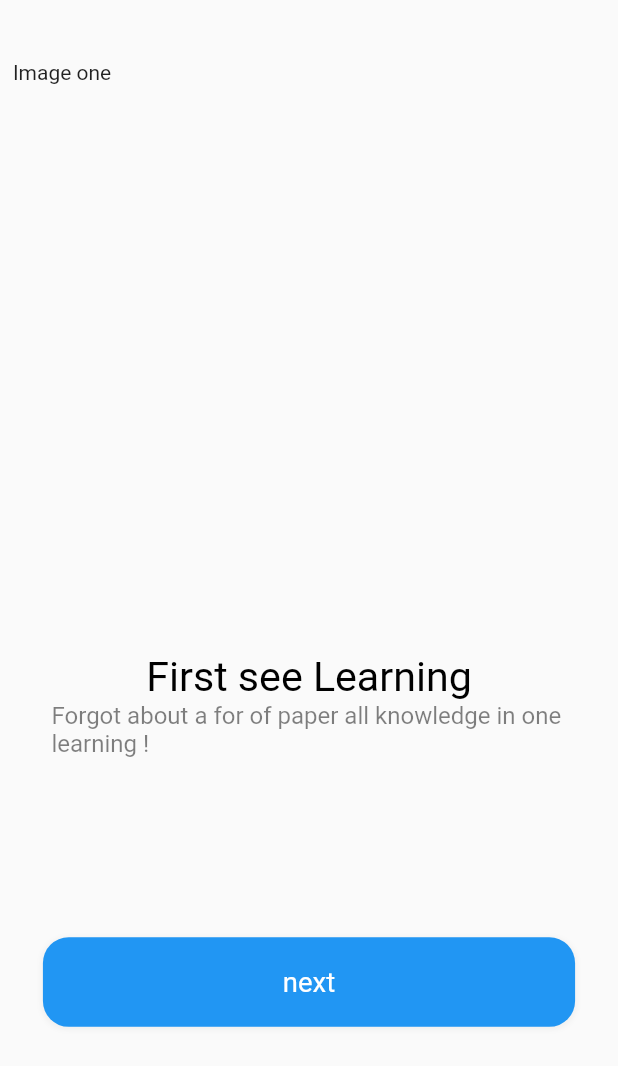
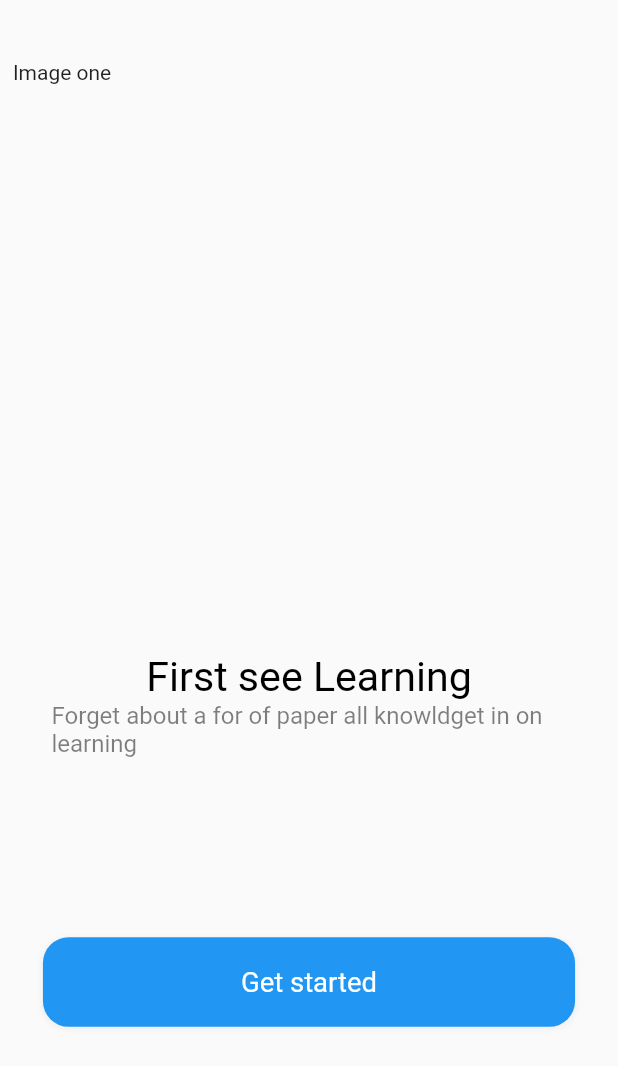
Before and after one commit to SinaHajipooor/Bloc-Pattern, a Flutter app: the screen it shows after launch, swiped to page 3, on a phone screen of 412 x 824 dp. Shown: the top 1066 px of the screen. Run offline on Flutter 3.47's test engine with Material 2 defaults, Android fonts, the phone set to English and light mode, and no system bars; our stand-ins replace flutter_screenutil.

Commit message:
pass the pages info as parameter

```diff
--- a/lib/screens/welcome/welcome_screen.dart
+++ b/lib/screens/welcome/welcome_screen.dart
@@ -22,10 +22,9 @@ class _WelcomeScreenState extends State<WelcomeScreen> {
               PageView(
                 physics: const BouncingScrollPhysics(),
                 children: [
-                  _page(),
-                  _page(),
-                  _page(),
-                  _page(),
+                  _page(1, context, 'next', 'First see Learning', 'Forget about a for of paper all knowldget in on learning', 'image path'),
+                  _page(2, context, 'next', 'First see Learning', 'Forget about a for of paper all knowldget in on learning', 'image path'),
+                  _page(3, context, 'Get started', 'First see Learning', 'Forget about a for of paper all knowldget in on learning', 'image path'),
                 ],
               ),
             ],
@@ -36,17 +35,17 @@ class _WelcomeScreenState extends State<WelcomeScreen> {
   }
 }
 
-Widget _page() {
+Widget _page(int index, BuildContext context, String buttonName, String title, String subtitle, String imagepath) {
   return Column(
     children: [
       SizedBox(width: 345.w, height: 345.w, child: const Text('Image one')),
       SizedBox(
-        child: Text('First see Learning', style: TextStyle(color: Colors.black, fontSize: 24.sp)),
+        child: Text(title, style: TextStyle(color: Colors.black, fontSize: 24.sp)),
       ),
       Container(
         width: 375.w,
         padding: EdgeInsets.only(left: 30.w, right: 30.w),
-        child: Text('Forgot about a for of paper all knowledge in one learning ! ', style: TextStyle(color: Colors.black.withOpacity(0.5), fontSize: 14.sp)),
+        child: Text(subtitle, style: TextStyle(color: Colors.black.withOpacity(0.5), fontSize: 14.sp)),
       ),
       Container(
         margin: EdgeInsets.only(top: 100.h, left: 25.w, right: 25.w),
@@ -59,7 +58,7 @@ Widget _page() {
             BoxShadow(color: Colors.grey.withOpacity(0.1), spreadRadius: 1, blurRadius: 2, offset: const Offset(0, 1)),
           ],
         ),
-        child: Center(child: Text('next', style: TextStyle(color: Colors.white, fontSize: 16.sp))),
+        child: Center(child: Text(buttonName, style: TextStyle(color: Colors.white, fontSize: 16.sp))),
       )
     ],
   );
```
